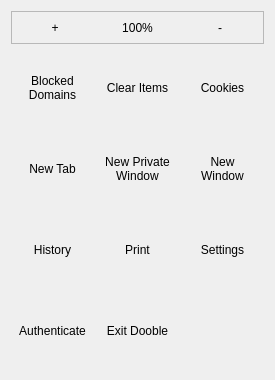
The window that 2.x/UI/dooble_popup_menu.ui (textbrowser/dooble) describes before a commit, drawn with Qt 5.
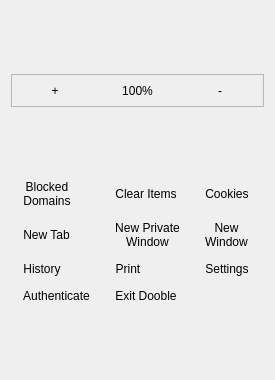
The same window after the commit. Icons and pictures are not drawn.

Commit message: Self-sizing widgets.

Patch:
```diff
--- a/2.x/UI/dooble_popup_menu.ui
+++ b/2.x/UI/dooble_popup_menu.ui
@@ -109,27 +109,9 @@
     <layout class="QGridLayout" name="gridLayout">
      <item row="0" column="1">
       <widget class="QToolButton" name="clear_items">
-       <property name="minimumSize">
-        <size>
-         <width>75</width>
-         <height>75</height>
-        </size>
-       </property>
-       <property name="maximumSize">
-        <size>
-         <width>75</width>
-         <height>75</height>
-        </size>
-       </property>
        <property name="text">
         <string>Clear Items</string>
        </property>
-       <property name="iconSize">
-        <size>
-         <width>32</width>
-         <height>32</height>
-        </size>
-       </property>
        <property name="toolButtonStyle">
         <enum>Qt::ToolButtonTextUnderIcon</enum>
        </property>
@@ -140,27 +122,9 @@
      </item>
      <item row="0" column="2">
       <widget class="QToolButton" name="cookies">
-       <property name="minimumSize">
-        <size>
-         <width>75</width>
-         <height>75</height>
-        </size>
-       </property>
-       <property name="maximumSize">
-        <size>
-         <width>75</width>
-         <height>75</height>
-        </size>
-       </property>
        <property name="text">
         <string>Cookies</string>
        </property>
-       <property name="iconSize">
-        <size>
-         <width>32</width>
-         <height>32</height>
-        </size>
-       </property>
        <property name="toolButtonStyle">
         <enum>Qt::ToolButtonTextUnderIcon</enum>
        </property>
@@ -171,28 +135,10 @@
      </item>
      <item row="1" column="2">
       <widget class="QToolButton" name="new_window">
-       <property name="minimumSize">
-        <size>
-         <width>75</width>
-         <height>75</height>
-        </size>
-       </property>
-       <property name="maximumSize">
-        <size>
-         <width>75</width>
-         <height>75</height>
-        </size>
-       </property>
        <property name="text">
         <string>New
 Window</string>
        </property>
-       <property name="iconSize">
-        <size>
-         <width>32</width>
-         <height>32</height>
-        </size>
-       </property>
        <property name="toolButtonStyle">
         <enum>Qt::ToolButtonTextUnderIcon</enum>
        </property>
@@ -203,27 +149,9 @@
      </item>
      <item row="2" column="2">
       <widget class="QToolButton" name="settings">
-       <property name="minimumSize">
-        <size>
-         <width>75</width>
-         <height>75</height>
-        </size>
-       </property>
-       <property name="maximumSize">
-        <size>
-         <width>75</width>
-         <height>75</height>
-        </size>
-       </property>
        <property name="text">
         <string>Settings</string>
        </property>
-       <property name="iconSize">
-        <size>
-         <width>32</width>
-         <height>32</height>
-        </size>
-       </property>
        <property name="toolButtonStyle">
         <enum>Qt::ToolButtonTextUnderIcon</enum>
        </property>
@@ -234,28 +162,10 @@
      </item>
      <item row="0" column="0">
       <widget class="QToolButton" name="blocked_domains">
-       <property name="minimumSize">
-        <size>
-         <width>75</width>
-         <height>75</height>
-        </size>
-       </property>
-       <property name="maximumSize">
-        <size>
-         <width>75</width>
-         <height>75</height>
-        </size>
-       </property>
        <property name="text">
         <string>Blocked
 Domains</string>
        </property>
-       <property name="iconSize">
-        <size>
-         <width>32</width>
-         <height>32</height>
-        </size>
-       </property>
        <property name="toolButtonStyle">
         <enum>Qt::ToolButtonTextUnderIcon</enum>
        </property>
@@ -266,27 +176,9 @@
      </item>
      <item row="2" column="1">
       <widget class="QToolButton" name="print">
-       <property name="minimumSize">
-        <size>
-         <width>75</width>
-         <height>75</height>
-        </size>
-       </property>
-       <property name="maximumSize">
-        <size>
-         <width>75</width>
-         <height>75</height>
-        </size>
-       </property>
        <property name="text">
         <string>Print</string>
        </property>
-       <property name="iconSize">
-        <size>
-         <width>32</width>
-         <height>32</height>
-        </size>
-       </property>
        <property name="toolButtonStyle">
         <enum>Qt::ToolButtonTextUnderIcon</enum>
        </property>
@@ -297,27 +189,9 @@
      </item>
      <item row="2" column="0">
       <widget class="QToolButton" name="history">
-       <property name="minimumSize">
-        <size>
-         <width>75</width>
-         <height>75</height>
-        </size>
-       </property>
-       <property name="maximumSize">
-        <size>
-         <width>75</width>
-         <height>75</height>
-        </size>
-       </property>
        <property name="text">
         <string>History</string>
        </property>
-       <property name="iconSize">
-        <size>
-         <width>32</width>
-         <height>32</height>
-        </size>
-       </property>
        <property name="toolButtonStyle">
         <enum>Qt::ToolButtonTextUnderIcon</enum>
        </property>
@@ -328,27 +202,9 @@
      </item>
      <item row="3" column="0">
       <widget class="QToolButton" name="authenticate">
-       <property name="minimumSize">
-        <size>
-         <width>75</width>
-         <height>75</height>
-        </size>
-       </property>
-       <property name="maximumSize">
-        <size>
-         <width>75</width>
-         <height>75</height>
-        </size>
-       </property>
        <property name="text">
         <string>Authenticate</string>
        </property>
-       <property name="iconSize">
-        <size>
-         <width>32</width>
-         <height>32</height>
-        </size>
-       </property>
        <property name="toolButtonStyle">
         <enum>Qt::ToolButtonTextUnderIcon</enum>
        </property>
@@ -359,27 +215,9 @@
      </item>
      <item row="3" column="1">
       <widget class="QToolButton" name="exit_dooble">
-       <property name="minimumSize">
-        <size>
-         <width>75</width>
-         <height>75</height>
-        </size>
-       </property>
-       <property name="maximumSize">
-        <size>
-         <width>75</width>
-         <height>75</height>
-        </size>
-       </property>
        <property name="text">
         <string>Exit Dooble</string>
        </property>
-       <property name="iconSize">
-        <size>
-         <width>32</width>
-         <height>32</height>
-        </size>
-       </property>
        <property name="toolButtonStyle">
         <enum>Qt::ToolButtonTextUnderIcon</enum>
        </property>
@@ -390,28 +228,10 @@
      </item>
      <item row="1" column="1">
       <widget class="QToolButton" name="new_private_window">
-       <property name="minimumSize">
-        <size>
-         <width>75</width>
-         <height>75</height>
-        </size>
-       </property>
-       <property name="maximumSize">
-        <size>
-         <width>75</width>
-         <height>75</height>
-        </size>
-       </property>
        <property name="text">
         <string>New Private
 Window</string>
        </property>
-       <property name="iconSize">
-        <size>
-         <width>32</width>
-         <height>32</height>
-        </size>
-       </property>
        <property name="toolButtonStyle">
         <enum>Qt::ToolButtonTextUnderIcon</enum>
        </property>
@@ -422,27 +242,9 @@
      </item>
      <item row="1" column="0">
       <widget class="QToolButton" name="new_tab">
-       <property name="minimumSize">
-        <size>
-         <width>75</width>
-         <height>75</height>
-        </size>
-       </property>
-       <property name="maximumSize">
-        <size>
-         <width>75</width>
-         <height>75</height>
-        </size>
-       </property>
        <property name="text">
         <string>New Tab</string>
        </property>
-       <property name="iconSize">
-        <size>
-         <width>32</width>
-         <height>32</height>
-        </size>
-       </property>
        <property name="toolButtonStyle">
         <enum>Qt::ToolButtonTextUnderIcon</enum>
        </property>
```
The commit also changes 1 other file.
